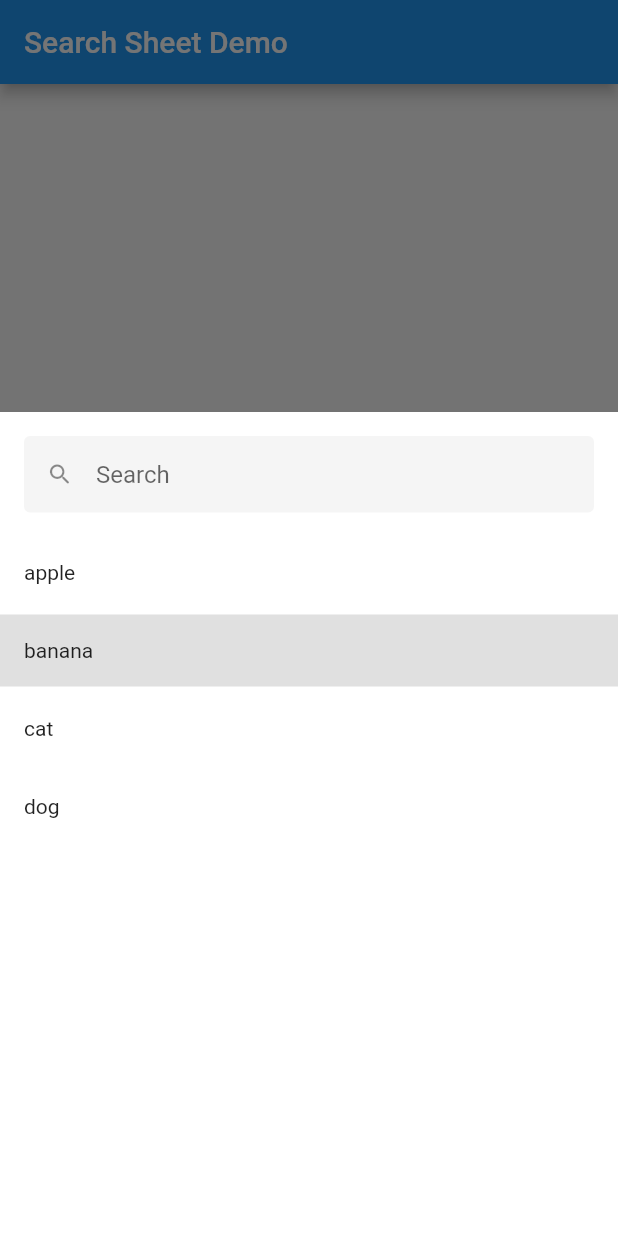
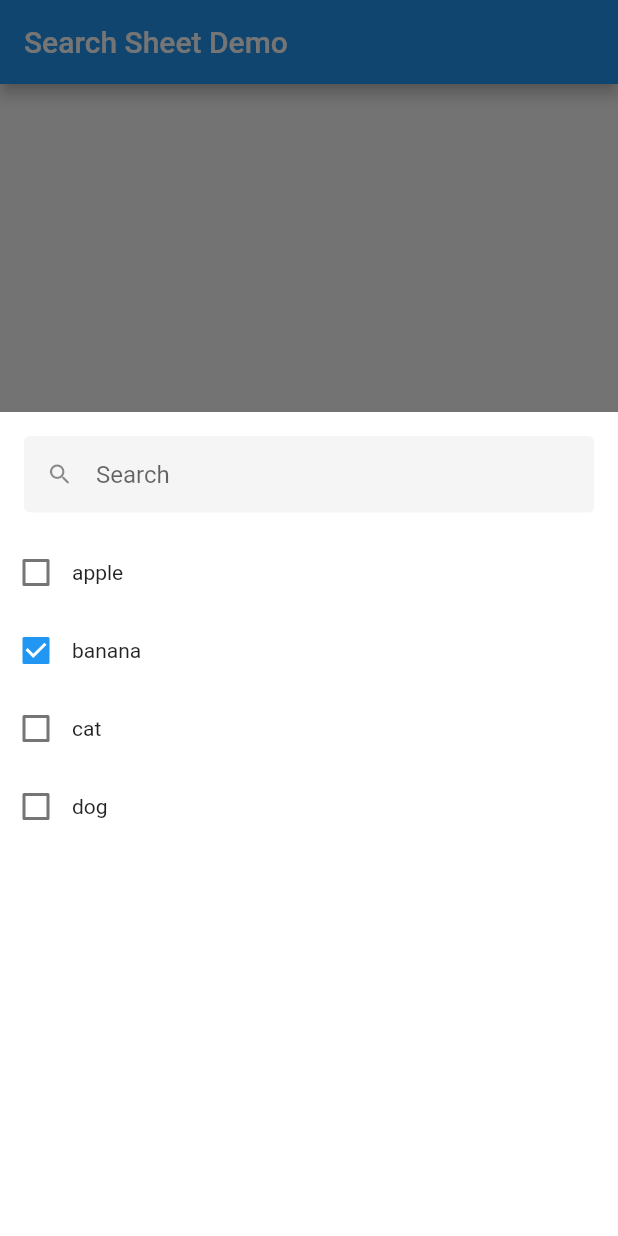
Before and after one commit to Karthick986/Search-sheet-example, a Flutter app: the screen it shows after launch, after a tap on "banana", on a phone screen of 412 x 824 dp. Run offline on Flutter 3.47's test engine with Material 2 defaults, Android fonts, the phone set to English and light mode, and no system bars.

Commit message:
change multiple checkbox

```diff
--- a/lib/main.dart
+++ b/lib/main.dart
@@ -79,6 +79,7 @@ class _MyHomePageState extends State<MyHomePage> {
   @override
   Widget build(BuildContext context) {
     return Scaffold(
+      resizeToAvoidBottomInset: false,
       appBar: AppBar(
         title: Text(widget.title),
       ),
--- a/lib/search_multiple_sheet.dart
+++ b/lib/search_multiple_sheet.dart
@@ -7,7 +7,6 @@ class SearchMultipleSelectSheet extends StatefulWidget {
   List searchList = [];
   BuildContext context;
   Color? color;
-  Color? selectedColor;
   bool? showSearchIcon;
   double? height;
   Function onSearchSelected;
@@ -17,7 +16,6 @@ class SearchMultipleSelectSheet extends StatefulWidget {
   bool? showHeaderText;
   String? searchHintText;
   String? headerText;
-  bool? showCheckboxButton;
   Color? checkboxActiveColor;
   TextStyle? searchTextStyle;
   TextStyle? headerTextStyle;
@@ -32,8 +30,6 @@ class SearchMultipleSelectSheet extends StatefulWidget {
       this.autoFocus,
       required this.onSearchSelected,
       this.isSearchable,
-      this.selectedColor,
-      this.showCheckboxButton,
       this.checkboxActiveColor,
       this.searchTextStyle,
       this.headerText,
@@ -52,16 +48,14 @@ class SearchMultipleSelectSheet extends StatefulWidget {
           return Container(
             color: color,
             child: SearchMultipleSelectSheet(
-              searchList: searchList,
+              searchList: searchList.toSet().toList(),
               context: context,
               onSearchSelected: onSearchSelected,
               color: color,
               height: height,
               showSearchIcon: showSearchIcon,
-              selectedValue: selectedValue,
+              selectedValue: selectedValue.toSet().toList(),
               autoFocus: autoFocus,
-              showCheckboxButton: showCheckboxButton,
-              selectedColor: selectedColor,
               isSearchable: isSearchable,
               searchHintText: searchHintText,
               checkboxActiveColor: checkboxActiveColor,
@@ -156,14 +150,7 @@ class _SearchMultipleSelectSheetState extends State<SearchMultipleSelectSheet> {
                       : null,
                   suffixIcon: (_etSearch.text == '')
                       ? null
-                      : InkWell(
-                          onTap: () {
-                            setState(() {
-                              _etSearch = TextEditingController(text: '');
-                              _searchFilter();
-                            });
-                          },
-                          child: const Icon(Icons.close, size: 20)),
+                      : const Icon(Icons.close, size: 20),
                   isDense: true,
                   border: const OutlineInputBorder(
                     borderSide: BorderSide.none,
@@ -199,23 +186,10 @@ class _SearchMultipleSelectSheetState extends State<SearchMultipleSelectSheet> {
                       },
                       child: Container(
                         margin: const EdgeInsets.only(bottom: 4),
-                        padding: widget.showCheckboxButton == null
-                            ? const EdgeInsets.all(16)
-                            : widget.showCheckboxButton!
-                                ? EdgeInsets.zero
-                                : EdgeInsets.zero,
-                        color: widget.selectedValue.contains(searchList[index])
-                            ? widget.selectedColor == null
-                                ? Colors.grey[300]
-                                : widget.selectedColor!
-                            : null,
                         child: Row(
                           children: <Widget>[
-                            widget.showCheckboxButton != null
-                                ? widget.showCheckboxButton!
-                                    ? Checkbox(
-                                        activeColor:
-                                            widget.checkboxActiveColor == null
+                            Checkbox(
+                              activeColor: widget.checkboxActiveColor == null
                                   ? null
                                   : widget.checkboxActiveColor!,
                               value: checkedValue[index],
@@ -227,16 +201,12 @@ class _SearchMultipleSelectSheetState extends State<SearchMultipleSelectSheet> {
                                     widget.selectedValue
                                         .remove(searchList[index]);
                                   } else {
-                                              widget.selectedValue
-                                                  .add(searchList[index]);
+                                    widget.selectedValue.add(searchList[index]);
                                   }
                                 });
-                                          widget.onSearchSelected(
-                                              widget.selectedValue);
+                                widget.onSearchSelected(widget.selectedValue);
                               },
-                                      )
-                                    : Container()
-                                : Container(),
+                            ),
                             Text(searchList[index].toString(),
                                 style: widget.searchTextStyle),
                           ],
@@ -265,45 +235,28 @@ class _SearchMultipleSelectSheetState extends State<SearchMultipleSelectSheet> {
                       },
                       child: Container(
                         margin: const EdgeInsets.only(bottom: 4),
-                        padding: widget.showCheckboxButton == null
-                            ? const EdgeInsets.all(16)
-                            : widget.showCheckboxButton!
-                                ? EdgeInsets.zero
-                                : EdgeInsets.zero,
-                        color: widget.selectedValue
-                                .contains(widget.searchList[index])
-                            ? widget.selectedColor == null
-                                ? Colors.grey[300]
-                                : widget.selectedColor!
-                            : null,
                         child: Row(
                           children: <Widget>[
-                            widget.showCheckboxButton != null
-                                ? widget.showCheckboxButton!
-                                    ? Checkbox(
-                                        activeColor:
-                                            widget.checkboxActiveColor == null
+                            Checkbox(
+                              activeColor: widget.checkboxActiveColor == null
                                   ? null
                                   : widget.checkboxActiveColor!,
                               value: checkedValue[index],
                               onChanged: (value) {
                                 setState(() {
                                   checkedValue[index] = value!;
-                                            if (widget.selectedValue.contains(
-                                                widget.searchList[index])) {
-                                              widget.selectedValue.remove(
-                                                  widget.searchList[index]);
+                                  if (widget.selectedValue
+                                      .contains(widget.searchList[index])) {
+                                    widget.selectedValue
+                                        .remove(widget.searchList[index]);
                                   } else {
-                                              widget.selectedValue.add(
-                                                  widget.searchList[index]);
+                                    widget.selectedValue
+                                        .add(widget.searchList[index]);
                                   }
                                 });
-                                          widget.onSearchSelected(
-                                              widget.selectedValue);
+                                widget.onSearchSelected(widget.selectedValue);
                               },
-                                      )
-                                    : Container()
-                                : Container(),
+                            ),
                             Text(widget.searchList[index].toString(),
                                 style: widget.searchTextStyle),
                           ],
```
Lines whose indentation alone changed are shown as unchanged.
